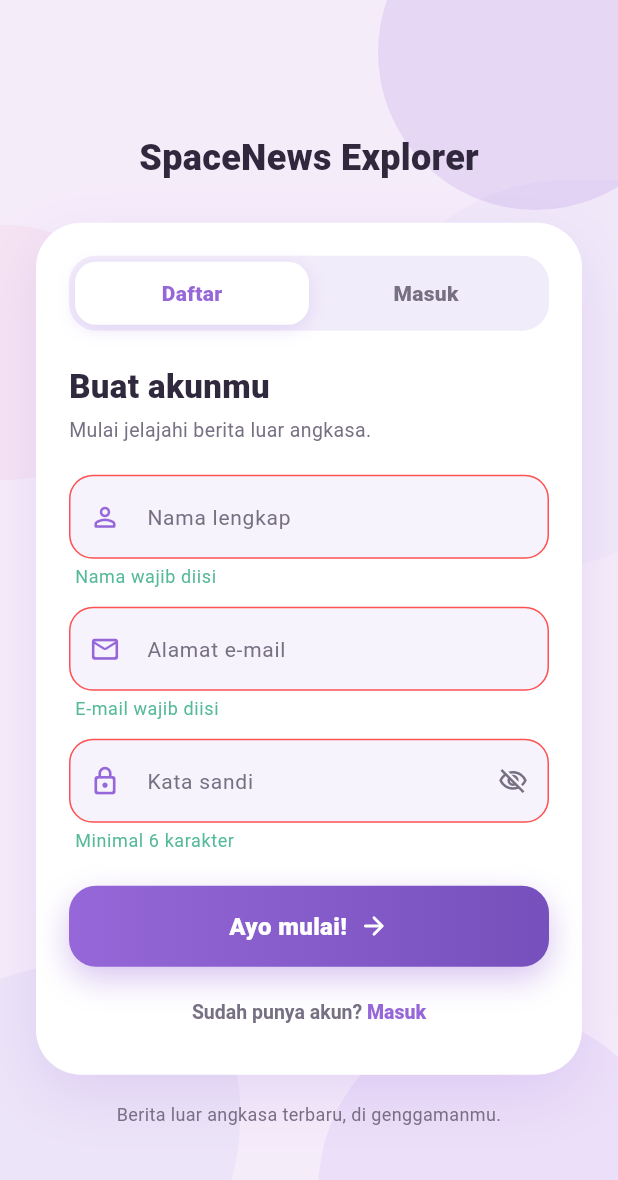
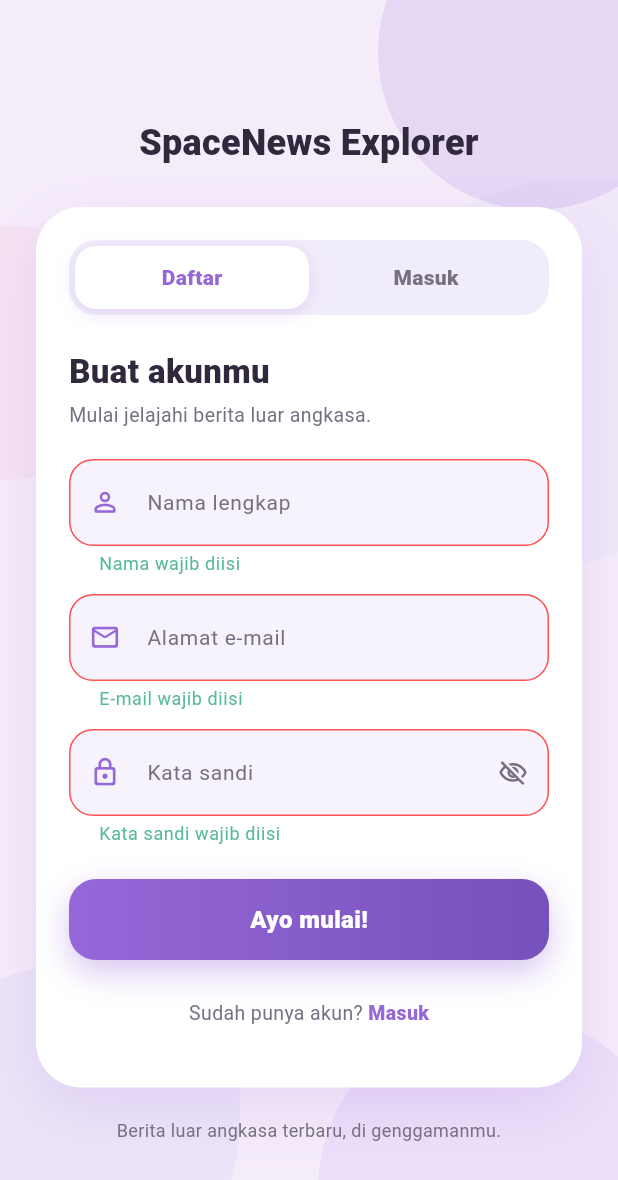
Before and after one commit to Nathaniaastii24/responsiMobile_124240082, a Flutter app: the screen it shows after launch, after a tap on "Masuk", after a tap on "Daftar", after a tap on "Ayo mulai!", on a phone screen of 412 x 824 dp. Shown: the top 1180 px of the screen. Run offline on Flutter 3.47's test engine with Material 3 defaults, Android fonts, the phone set to English and light mode, and no system bars; our stand-ins replace shared_preferences, sqflite; accounts and stored records are empty; network calls fail.

Commit message:
memperbaiki tampilan

```diff
--- a/lib/screens/auth/login_screen.dart
+++ b/lib/screens/auth/login_screen.dart
@@ -4,7 +4,6 @@ import 'package:shared_preferences/shared_preferences.dart';
 import '../../utils/app_colors.dart';
 import '../../widgets/habitz_widgets.dart';
 import '../home/home_screen.dart';
-
 
 class LoginScreen extends StatefulWidget {
   const LoginScreen({super.key});
@@ -15,6 +14,7 @@ class LoginScreen extends StatefulWidget {
 
 class _LoginScreenState extends State<LoginScreen> {
   final _formKey = GlobalKey<FormState>();
+
   final _nameController = TextEditingController();
   final _emailController = TextEditingController();
   final _passwordController = TextEditingController();
@@ -32,45 +32,77 @@ class _LoginScreenState extends State<LoginScreen> {
   }
 
   // ==========================================
-  // SUBMIT
+  // SUBMIT / LOGIN / REGISTER
   // ==========================================
 
   Future<void> _submit() async {
     FocusScope.of(context).unfocus();
 
     if (!_formKey.currentState!.validate()) return;
+
     setState(() => _loading = true);
 
-    // TODO: ganti dengan proses autentikasi / database kamu yang asli.
-    // Di sini sesi hanya disimpan lokal agar AuthGate mengenali login.
+    try {
       final prefs = await SharedPreferences.getInstance();
+
       final email = _emailController.text.trim();
+      final password = _passwordController.text;
+
+      // Catatan:
+      // Autentikasi masih menggunakan penyimpanan lokal.
+      // Belum menggunakan database atau server autentikasi.
+
+      if (_isRegister) {
+        await prefs.setString('user_name', _nameController.text.trim());
+      } else if ((prefs.getString('user_name') ?? '').isEmpty) {
+        await prefs.setString('user_name', email.split('@').first);
+      }
 
       await prefs.setBool('is_logged_in', true);
       await prefs.setInt('user_id', 1);
       await prefs.setString('user_email', email);
 
-    if (_isRegister) {
-      await prefs.setString('user_name', _nameController.text.trim());
-    } else if ((prefs.getString('user_name') ?? '').isEmpty) {
-      // Saat masuk tanpa nama tersimpan, pakai bagian depan e-mail.
-      await prefs.setString('user_name', email.split('@').first);
+      // Password sengaja tidak disimpan sebagai SharedPreferences.
+
+      if (!mounted) return;
+
+      setState(() => _loading = false);
+
+      Navigator.of(
+        context,
+      ).pushReplacement(MaterialPageRoute(builder: (_) => const HomeScreen()));
+    } catch (e) {
+      if (!mounted) return;
+
+      setState(() => _loading = false);
+
+      ScaffoldMessenger.of(context).showSnackBar(
+        SnackBar(
+          content: Text('Terjadi kesalahan: $e'),
+          backgroundColor: Colors.redAccent,
+          behavior: SnackBarBehavior.floating,
+        ),
+      );
+    }
   }
 
-    if (!mounted) return;
-    setState(() => _loading = false);
-
-    Navigator.of(context)
-        .pushReplacement(MaterialPageRoute(builder: (_) => const HomeScreen()));
-  }
+  // ==========================================
+  // MODE DAFTAR / MASUK
+  // ==========================================
 
   void _setMode(bool register) {
     if (_isRegister == register) return;
-    setState(() => _isRegister = register);
+
+    FocusScope.of(context).unfocus();
+
+    setState(() {
+      _isRegister = register;
+      _formKey.currentState?.reset();
+    });
   }
 
   // ==========================================
-  // STYLE
+  // INPUT DECORATION
   // ==========================================
 
   InputDecoration _decoration(String hint, IconData icon, {Widget? suffix}) {
@@ -88,7 +120,7 @@ class _LoginScreenState extends State<LoginScreen> {
       suffixIcon: suffix,
       filled: true,
       fillColor: const Color(0xFFF6F3FC),
-      contentPadding: const EdgeInsets.symmetric(vertical: 16),
+      contentPadding: const EdgeInsets.symmetric(horizontal: 16, vertical: 17),
       border: border(Colors.transparent),
       enabledBorder: border(Colors.transparent),
       focusedBorder: border(AppColors.purple, 1.6),
@@ -98,62 +130,87 @@ class _LoginScreenState extends State<LoginScreen> {
   }
 
   // ==========================================
-  // UI
+  // MAIN UI
   // ==========================================
 
   @override
   Widget build(BuildContext context) {
     return Scaffold(
+      backgroundColor: Colors.transparent,
       resizeToAvoidBottomInset: true,
+
       body: HabitzBackground(
         child: Stack(
           children: [
-            // DEKORASI LATAR
+            // DEKORASI ORB
+
             Positioned(
               top: -70,
               right: -50,
               child: _orb(210, AppColors.purple.withValues(alpha: 0.16)),
             ),
+
             Positioned(
               top: 150,
               left: -80,
               child: _orb(170, AppColors.pink.withValues(alpha: 0.18)),
             ),
+
             Positioned(
               bottom: -90,
               right: -40,
               child: _orb(240, AppColors.purpleSoft.withValues(alpha: 0.55)),
             ),
 
+            // KONTEN UTAMA
             SafeArea(
-              child: Center(
-                child: SingleChildScrollView(
+              child: LayoutBuilder(
+                builder: (context, constraints) {
+                  return SingleChildScrollView(
+                    physics: const BouncingScrollPhysics(),
                     padding: const EdgeInsets.symmetric(
                       horizontal: 24,
                       vertical: 24,
                     ),
+
+                    child: ConstrainedBox(
+                      constraints: BoxConstraints(
+                        minHeight: constraints.maxHeight - 48,
+                      ),
+
+                      child: Center(
+                        child: ConstrainedBox(
+                          constraints: const BoxConstraints(maxWidth: 440),
+
                           child: TweenAnimationBuilder<double>(
                             tween: Tween(begin: 0, end: 1),
                             duration: const Duration(milliseconds: 700),
                             curve: Curves.easeOutCubic,
+
                             builder: (context, value, child) {
                               return Opacity(
                                 opacity: value,
                                 child: Transform.translate(
-                          offset: Offset(0, 28 * (1 - value)),
+                                  offset: Offset(0, 25 * (1 - value)),
                                   child: child,
                                 ),
                               );
                             },
+
                             child: Column(
                               mainAxisSize: MainAxisSize.min,
                               children: [
                                 _buildBrand(),
+
                                 const SizedBox(height: 26),
+
                                 _buildCard(),
-                        const SizedBox(height: 18),
+
+                                const SizedBox(height: 20),
+
                                 const Text(
-                          'Berita luar angkasa terbaru, di genggamanmu.',
+                                  'Berita luar angkasa terbaru, '
+                                  'di genggamanmu.',
                                   textAlign: TextAlign.center,
                                   style: TextStyle(
                                     fontSize: 12,
@@ -166,11 +223,19 @@ class _LoginScreenState extends State<LoginScreen> {
                         ),
                       ),
                     ),
+                  );
+                },
+              ),
+            ),
           ],
         ),
       ),
     );
   }
+
+  // ==========================================
+  // DEKORASI ORB
+  // ==========================================
 
   Widget _orb(double size, Color color) {
     return IgnorePointer(
@@ -183,15 +248,17 @@ class _LoginScreenState extends State<LoginScreen> {
   }
 
   // ==========================================
-  // BRAND (LOGO + NAMA APP)
+  // BRAND
   // ==========================================
 
   Widget _buildBrand() {
-    return Column(
+    return const Column(
       children: [
-        const SizedBox(height: 16),
-        const Text(
+        SizedBox(height: 16),
+
+        Text(
           'SpaceNews Explorer',
+          textAlign: TextAlign.center,
           style: TextStyle(
             fontSize: 24,
             fontWeight: FontWeight.w900,
@@ -204,12 +271,17 @@ class _LoginScreenState extends State<LoginScreen> {
   }
 
   // ==========================================
-  // KARTU FORM
+  // FORM CARD
   // ==========================================
 
   Widget _buildCard() {
     return Container(
-      padding: const EdgeInsets.fromLTRB(22, 22, 22, 18),
+      width: double.infinity,
+
+      // Padding bawah ditambah agar footer
+      // tidak terlalu dekat dengan batas kartu.
+      padding: const EdgeInsets.fromLTRB(22, 22, 22, 26),
+
       decoration: BoxDecoration(
         color: Colors.white,
         borderRadius: BorderRadius.circular(30),
@@ -221,16 +293,22 @@ class _LoginScreenState extends State<LoginScreen> {
           ),
         ],
       ),
+
       child: Form(
         key: _formKey,
+
         child: Column(
           mainAxisSize: MainAxisSize.min,
           crossAxisAlignment: CrossAxisAlignment.start,
+
           children: [
+            // TOGGLE DAFTAR / MASUK
+
             _buildModeToggle(),
 
             const SizedBox(height: 22),
 
+            // JUDUL FORM
             AnimatedSwitcher(
               duration: const Duration(milliseconds: 250),
               child: Column(
@@ -239,17 +317,22 @@ class _LoginScreenState extends State<LoginScreen> {
                 children: [
                   Text(
                     _isRegister ? 'Buat akunmu' : 'Selamat datang kembali',
+
                     style: const TextStyle(
                       fontSize: 22,
                       fontWeight: FontWeight.w800,
                       color: AppColors.ink,
                     ),
                   ),
+
                   const SizedBox(height: 4),
+
                   Text(
                     _isRegister
                         ? 'Mulai jelajahi berita luar angkasa.'
-                        : 'Senang melihatmu lagi. Lanjutkan penjelajahanmu.',
+                        : 'Senang melihatmu lagi. '
+                              'Lanjutkan penjelajahanmu.',
+
                     style: const TextStyle(
                       fontSize: 13,
                       color: AppColors.secondaryText,
@@ -261,98 +344,169 @@ class _LoginScreenState extends State<LoginScreen> {
 
             const SizedBox(height: 20),
 
-            // FIELD NAMA (hanya saat daftar, dengan animasi)
+            // FIELD NAMA
             AnimatedSize(
               duration: const Duration(milliseconds: 250),
               curve: Curves.easeOut,
               alignment: Alignment.topCenter,
+
               child: _isRegister
                   ? Padding(
                       padding: const EdgeInsets.only(bottom: 12),
+
                       child: TextFormField(
                         controller: _nameController,
                         textInputAction: TextInputAction.next,
                         textCapitalization: TextCapitalization.words,
+
                         decoration: _decoration(
                           'Nama lengkap',
                           Icons.person_outline_rounded,
                         ),
-                        validator: (v) => (v == null || v.trim().isEmpty)
-                            ? 'Nama wajib diisi'
-                            : null,
+
+                        validator: (value) {
+                          if (!_isRegister) return null;
+
+                          if (value == null || value.trim().isEmpty) {
+                            return 'Nama wajib diisi';
+                          }
+
+                          return null;
+                        },
                       ),
                     )
-                  : const SizedBox(width: double.infinity),
+                  : const SizedBox(width: double.infinity, height: 0),
             ),
 
+            // FIELD EMAIL
             TextFormField(
               controller: _emailController,
               keyboardType: TextInputType.emailAddress,
               textInputAction: TextInputAction.next,
+              autofillHints: const [AutofillHints.email],
+
               decoration: _decoration(
                 'Alamat e-mail',
                 Icons.mail_outline_rounded,
               ),
-              validator: (v) {
-                final value = v?.trim() ?? '';
-                if (value.isEmpty) return 'E-mail wajib diisi';
-                if (!value.contains('@')) return 'E-mail tidak valid';
+
+              validator: (value) {
+                final email = value?.trim() ?? '';
+
+                if (email.isEmpty) {
+                  return 'E-mail wajib diisi';
+                }
+
+                if (!RegExp(r'^[^@\s]+@[^@\s]+\.[^@\s]+$').hasMatch(email)) {
+                  return 'Format e-mail tidak valid';
+                }
+
                 return null;
               },
             ),
 
             const SizedBox(height: 12),
 
+            // FIELD PASSWORD
             TextFormField(
               controller: _passwordController,
               obscureText: _obscure,
               textInputAction: TextInputAction.done,
-              onFieldSubmitted: (_) => _submit(),
+              autofillHints: [
+                _isRegister
+                    ? AutofillHints.newPassword
+                    : AutofillHints.password,
+              ],
+
+              onFieldSubmitted: (_) {
+                if (!_loading) _submit();
+              },
+
               decoration: _decoration(
                 'Kata sandi',
                 Icons.lock_outline_rounded,
+
                 suffix: IconButton(
+                  onPressed: () {
+                    setState(() {
+                      _obscure = !_obscure;
+                    });
+                  },
+
                   icon: Icon(
                     _obscure
                         ? Icons.visibility_off_outlined
                         : Icons.visibility_outlined,
+
                     size: 20,
                     color: AppColors.secondaryText,
                   ),
-                  onPressed: () => setState(() => _obscure = !_obscure),
                 ),
               ),
-              validator: (v) =>
-                  (v == null || v.length < 6) ? 'Minimal 6 karakter' : null,
+
+              validator: (value) {
+                if (value == null || value.isEmpty) {
+                  return 'Kata sandi wajib diisi';
+                }
+
+                if (value.length < 6) {
+                  return 'Minimal 6 karakter';
+                }
+
+                return null;
+              },
             ),
 
             const SizedBox(height: 22),
 
+            // TOMBOL SUBMIT
             _buildSubmitButton(),
 
-            const SizedBox(height: 6),
+            const SizedBox(height: 12),
 
+            // FOOTER DAFTAR / MASUK
+            // Menggunakan InkWell agar area klik
+            // lebih stabil dan tidak terpotong.
             Center(
-              child: TextButton(
-                onPressed: () => _setMode(!_isRegister),
+              child: Padding(
+                padding: const EdgeInsets.symmetric(vertical: 6, horizontal: 4),
+
+                child: InkWell(
+                  onTap: () {
+                    _setMode(!_isRegister);
+                  },
+
+                  borderRadius: BorderRadius.circular(12),
+
+                  child: Padding(
+                    padding: const EdgeInsets.symmetric(
+                      horizontal: 8,
+                      vertical: 8,
+                    ),
+
                     child: Text.rich(
                       TextSpan(
                         text: _isRegister
                             ? 'Sudah punya akun? '
                             : 'Belum punya akun? ',
+
                         style: const TextStyle(
                           color: AppColors.secondaryText,
                           fontSize: 13,
                         ),
+
                         children: [
                           TextSpan(
                             text: _isRegister ? 'Masuk' : 'Daftar',
+
                             style: const TextStyle(
                               color: AppColors.purple,
                               fontWeight: FontWeight.w800,
                             ),
                           ),
                         ],
+                      ),
+                    ),
                   ),
                 ),
               ),
@@ -374,15 +528,24 @@ class _LoginScreenState extends State<LoginScreen> {
       return Expanded(
         child: GestureDetector(
           behavior: HitTestBehavior.opaque,
-          onTap: () => _setMode(register),
+
+          onTap: () {
+            _setMode(register);
+          },
+
           child: AnimatedContainer(
             duration: const Duration(milliseconds: 250),
             curve: Curves.easeOut,
+
             padding: const EdgeInsets.symmetric(vertical: 11),
+
             alignment: Alignment.center,
+
             decoration: BoxDecoration(
               color: selected ? Colors.white : Colors.transparent,
+
               borderRadius: BorderRadius.circular(14),
+
               boxShadow: selected
                   ? [
                       BoxShadow(
@@ -393,11 +556,14 @@ class _LoginScreenState extends State<LoginScreen> {
                     ]
                   : [],
             ),
+
             child: Text(
               label,
+
               style: TextStyle(
                 fontWeight: FontWeight.w800,
                 fontSize: 14,
+
                 color: selected ? AppColors.purple : AppColors.secondaryText,
               ),
             ),
@@ -408,10 +574,12 @@ class _LoginScreenState extends State<LoginScreen> {
 
     return Container(
       padding: const EdgeInsets.all(4),
+
       decoration: BoxDecoration(
         color: const Color(0xFFF1ECFA),
         borderRadius: BorderRadius.circular(18),
       ),
+
       child: Row(children: [segment('Daftar', true), segment('Masuk', false)]),
     );
   }
@@ -425,15 +593,20 @@ class _LoginScreenState extends State<LoginScreen> {
 
     return Opacity(
       opacity: _loading ? 0.75 : 1,
+
       child: Container(
         height: 54,
+
         decoration: BoxDecoration(
           borderRadius: radius,
+
           gradient: const LinearGradient(
             begin: Alignment.centerLeft,
             end: Alignment.centerRight,
+
             colors: [AppColors.purple, AppColors.purpleDark],
           ),
+
           boxShadow: [
             BoxShadow(
               color: AppColors.purple.withValues(alpha: 0.38),
@@ -442,39 +615,34 @@ class _LoginScreenState extends State<LoginScreen> {
             ),
           ],
         ),
+
         child: Material(
           color: Colors.transparent,
+
           child: InkWell(
             borderRadius: radius,
+
             onTap: _loading ? null : _submit,
+
             child: Center(
               child: _loading
                   ? const SizedBox(
                       width: 22,
                       height: 22,
+
                       child: CircularProgressIndicator(
                         strokeWidth: 2.5,
                         color: Colors.white,
                       ),
                     )
-                  : Row(
-                      mainAxisAlignment: MainAxisAlignment.center,
-                      children: [
-                        Text(
+                  : Text(
                       _isRegister ? 'Ayo mulai!' : 'Masuk',
+
                       style: const TextStyle(
                         color: Colors.white,
                         fontWeight: FontWeight.w800,
                         fontSize: 16,
                       ),
-                        ),
-                        const SizedBox(width: 8),
-                        const Icon(
-                          Icons.arrow_forward_rounded,
-                          color: Colors.white,
-                          size: 20,
-                        ),
-                      ],
                     ),
             ),
           ),
```
Lines whose indentation alone changed are shown as unchanged.
